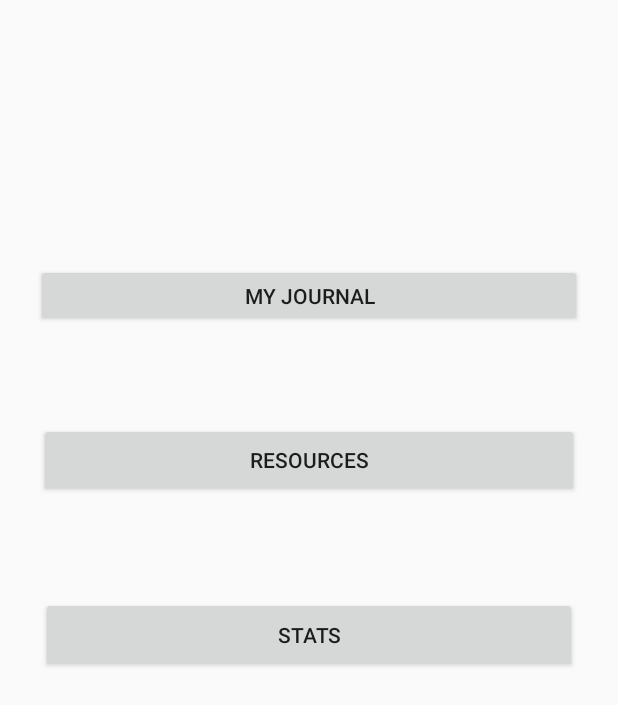
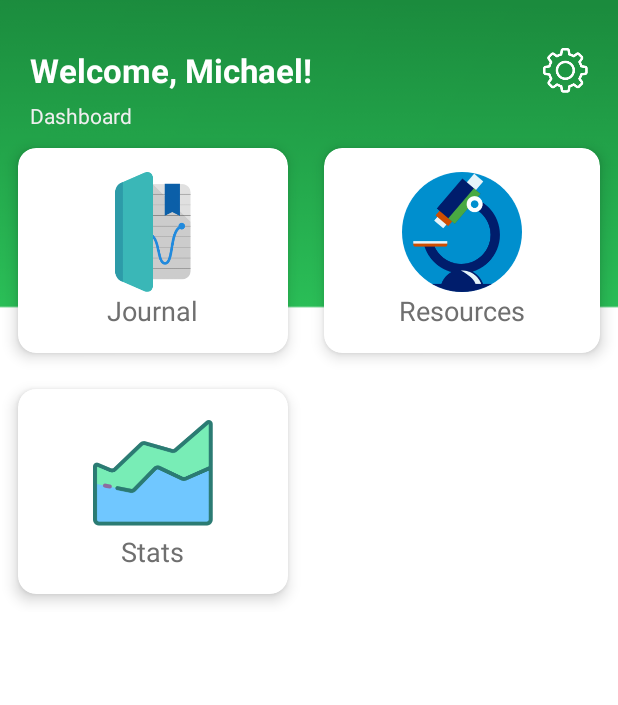
Before and after one commit to Maktm/TALK, an Android app: the layout activity_main_menu.xml on its own in the app's theme, with its tools: preview values and no code run, on a phone screen of 412 x 824 dp. Shown: the top 705 px of the screen. Run offline under Robolectric (Android 15) with nearby library versions, the phone set to English and light mode, and no system bars.

Commit message:
Improve the main menu UI
This commit improves the simple UI we had for the main menu by
using images with icons, organizing them into a grid layout,
and using cards for each button.

It's better to keep improving the UI alongside implementing the
rest of the project and using the improved UI version *if* it's
a viable option (as it's not a priority).

```diff
--- a/app/build.gradle
+++ b/app/build.gradle
@@ -23,6 +23,7 @@ dependencies {
     implementation fileTree(dir: 'libs', include: ['*.jar'])
     implementation 'androidx.appcompat:appcompat:1.0.2'
     implementation 'androidx.constraintlayout:constraintlayout:1.1.3'
+    implementation 'androidx.cardview:cardview:1.0.0'
     testImplementation 'junit:junit:4.12'
     androidTestImplementation 'androidx.test.ext:junit:1.1.0'
     androidTestImplementation 'androidx.test.espresso:espresso-core:3.1.1'
--- a/app/src/main/res/layout/activity_main_menu.xml
+++ b/app/src/main/res/layout/activity_main_menu.xml
@@ -1,40 +1,153 @@
 <?xml version="1.0" encoding="utf-8"?>
-<androidx.constraintlayout.widget.ConstraintLayout xmlns:android="http://schemas.android.com/apk/res/android"
+<ScrollView xmlns:android="http://schemas.android.com/apk/res/android"
     xmlns:app="http://schemas.android.com/apk/res-auto"
     xmlns:tools="http://schemas.android.com/tools"
     android:layout_width="match_parent"
     android:layout_height="match_parent"
+    android:background="@drawable/main_menu_bg"
     tools:context=".MainMenuActivity">
 
-    <Button
-        android:id="@+id/button"
-        android:layout_width="364dp"
-        android:layout_height="42dp"
-        android:layout_marginTop="176dp"
-        android:text="My journal"
-        app:layout_constraintEnd_toEndOf="parent"
-        app:layout_constraintStart_toStartOf="parent"
-        app:layout_constraintTop_toTopOf="parent" />
+    <LinearLayout
+        android:orientation="vertical"
+        android:layout_width="match_parent"
+        android:layout_height="match_parent">
 
-    <Button
-        android:id="@+id/button2"
-        android:layout_width="360dp"
-        android:layout_height="49dp"
-        android:layout_marginTop="64dp"
-        android:text="Resources"
-        app:layout_constraintEnd_toEndOf="parent"
-        app:layout_constraintStart_toStartOf="parent"
-        app:layout_constraintTop_toBottomOf="@+id/button" />
+        <RelativeLayout
+            android:layout_marginTop="32dp"
+            android:layout_marginRight="20dp"
+            android:layout_marginLeft="20dp"
+            android:layout_width="match_parent"
+            android:layout_height="wrap_content">
 
-    <Button
-        android:id="@+id/button3"
-        android:layout_width="357dp"
-        android:layout_height="50dp"
-        android:layout_marginTop="180dp"
-        android:text="Stats"
-        app:layout_constraintBottom_toBottomOf="parent"
-        app:layout_constraintEnd_toEndOf="parent"
-        app:layout_constraintStart_toStartOf="parent"
-        app:layout_constraintTop_toBottomOf="@+id/button"
-        app:layout_constraintVertical_bias="0.0" />
-</androidx.constraintlayout.widget.ConstraintLayout>
+            <TextView
+                android:id="@+id/textViewDisplayName"
+                android:text="Welcome, Michael!"
+                android:textSize="22sp"
+                android:textStyle="bold"
+                android:textColor="#FFFFFF"
+                android:layout_width="wrap_content"
+                android:layout_height="wrap_content"/>
+
+            <TextView
+                android:layout_marginTop="6dp"
+                android:layout_below="@id/textViewDisplayName"
+                android:text="Dashboard"
+                android:textSize="14sp"
+                android:textColor="#EFEFEF"
+                android:layout_width="wrap_content"
+                android:layout_height="wrap_content"/>
+
+            <ImageView
+                android:layout_alignParentRight="true"
+                android:src="@drawable/main_menu_settings"
+                android:layout_width="30dp"
+                android:layout_height="30dp"/>
+        </RelativeLayout>
+
+        <GridLayout
+            android:rowCount="2"
+            android:columnCount="2"
+            android:alignmentMode="alignMargins"
+            android:columnOrderPreserved="false"
+            android:layout_width="match_parent"
+            android:layout_height="wrap_content">
+
+            <androidx.cardview.widget.CardView
+                android:layout_width="wrap_content"
+                android:layout_height="wrap_content"
+                android:layout_columnWeight="1"
+                android:layout_rowWeight="1"
+                app:cardElevation="6dp"
+                app:cardCornerRadius="12dp"
+                android:layout_margin="12dp">
+
+                <LinearLayout
+                    android:orientation="vertical"
+                    android:padding="16dp"
+                    android:gravity="center"
+                    android:layout_width="match_parent"
+                    android:layout_height="match_parent">
+
+                    <ImageView
+                        android:src="@drawable/main_menu_journal"
+                        android:layout_width="80dp"
+                        android:layout_height="80dp"/>
+
+                    <TextView
+                        android:textColor="#6F6F6F"
+                        android:text="Journal"
+                        android:textSize="18sp"
+                        android:layout_width="wrap_content"
+                        android:layout_height="wrap_content"/>
+                </LinearLayout>
+
+            </androidx.cardview.widget.CardView>
+
+            <androidx.cardview.widget.CardView
+                android:layout_width="wrap_content"
+                android:layout_height="wrap_content"
+                android:layout_columnWeight="1"
+                android:layout_rowWeight="1"
+                app:cardElevation="6dp"
+                app:cardCornerRadius="12dp"
+                android:layout_margin="12dp">
+
+                <LinearLayout
+                    android:orientation="vertical"
+                    android:padding="16dp"
+                    android:gravity="center"
+                    android:layout_width="match_parent"
+                    android:layout_height="match_parent">
+
+                    <ImageView
+                        android:src="@drawable/main_menu_resources"
+                        android:layout_width="80dp"
+                        android:layout_height="80dp"/>
+
+                    <TextView
+                        android:textColor="#6F6F6F"
+                        android:text="Resources"
+                        android:textSize="18sp"
+                        android:layout_width="wrap_content"
+                        android:layout_height="wrap_content"/>
+                </LinearLayout>
+
+            </androidx.cardview.widget.CardView>
+
+            <androidx.cardview.widget.CardView
+                android:layout_width="wrap_content"
+                android:layout_height="wrap_content"
+                android:layout_columnWeight="1"
+                android:layout_rowWeight="1"
+                app:cardElevation="6dp"
+                app:cardCornerRadius="12dp"
+                android:layout_margin="12dp">
+
+                <LinearLayout
+                    android:orientation="vertical"
+                    android:padding="16dp"
+                    android:gravity="center"
+                    android:layout_width="match_parent"
+                    android:layout_height="match_parent">
+
+                    <ImageView
+                        android:src="@drawable/main_menu_stats"
+                        android:layout_width="80dp"
+                        android:layout_height="80dp"/>
+
+                    <TextView
+                        android:textColor="#6F6F6F"
+                        android:text="Stats"
+                        android:textSize="18sp"
+                        android:layout_width="wrap_content"
+                        android:layout_height="wrap_content"/>
+                </LinearLayout>
+
+            </androidx.cardview.widget.CardView>
+
+        </GridLayout>
+
+    </LinearLayout>
+
+
+</ScrollView>
--- a/app/src/main/res/values/colors.xml
+++ b/app/src/main/res/values/colors.xml
@@ -1,6 +1,6 @@
 <?xml version="1.0" encoding="utf-8"?>
 <resources>
     <color name="colorPrimary">#008577</color>
-    <color name="colorPrimaryDark">#00574B</color>
+    <color name="colorPrimaryDark">#1B8B3D</color>
     <color name="colorAccent">#D81B60</color>
 </resources>
--- a/app/src/main/res/values/styles.xml
+++ b/app/src/main/res/values/styles.xml
@@ -1,7 +1,7 @@
 <resources>
 
     <!-- Base application theme. -->
-    <style name="AppTheme" parent="Theme.AppCompat.Light.DarkActionBar">
+    <style name="AppTheme" parent="Theme.AppCompat.Light.NoActionBar">
         <!-- Customize your theme here. -->
         <item name="colorPrimary">@color/colorPrimary</item>
         <item name="colorPrimaryDark">@color/colorPrimaryDark</item>
```
Also changed, not shown: app/src/main/res/drawable/main_menu_bg.png (added), app/src/main/res/drawable/main_menu_journal.png (added), app/src/main/res/drawable/main_menu_resources.png (added), app/src/main/res/drawable/main_menu_settings.png (added), app/src/main/res/drawable/main_menu_stats.png (added).
